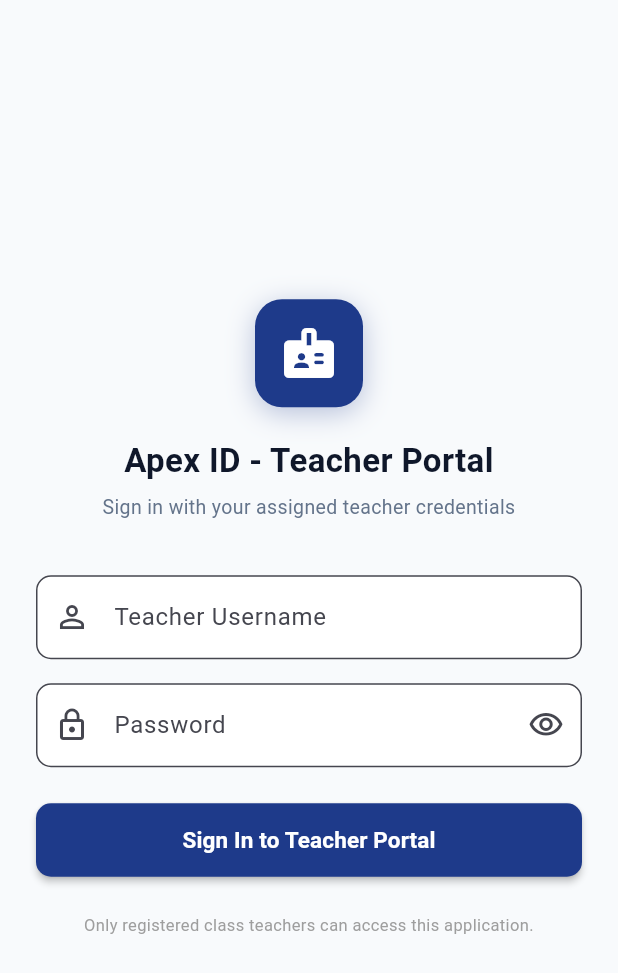
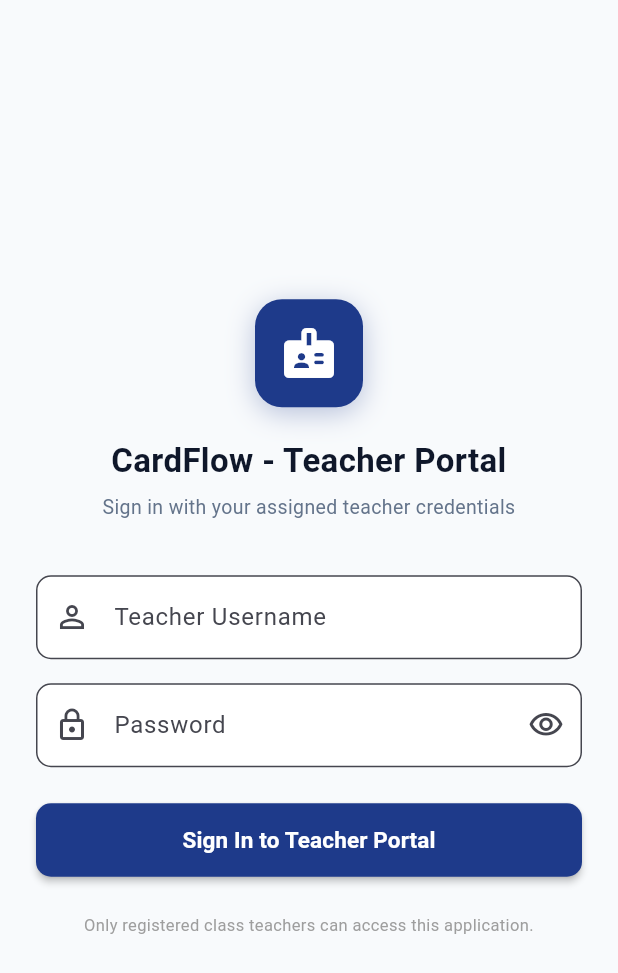
Before and after one commit to tulasinepali/student-id-card-generator, a Flutter app: the screen it shows after launch, on a phone screen of 412 x 824 dp. Shown: the top 973 px of the screen. Run offline on Flutter 3.47's test engine with Material 3 defaults, Android fonts, the phone set to English and light mode, and no system bars; our stand-ins replace image_picker, shared_preferences; missing offline and left inert: mobile_scanner; accounts and stored records are empty.

Commit message:
feat(mobile): rename Android label to CardFlow and appName to CardFlow - Teacher Portal

```diff
--- a/mobile/school_id_teacher_app/lib/constants/app_config.dart
+++ b/mobile/school_id_teacher_app/lib/constants/app_config.dart
@@ -2,7 +2,7 @@
 /// As specified in Requirement 38 & 66, these placeholders are centralized
 /// and MUST NOT be replaced with invented information.
 class AppConfig {
-  static const String appName = "Apex ID - Teacher Portal";
+  static const String appName = "CardFlow - Teacher Portal";
   static const String appVersion = "1.0.0";
   static const String appDescription =
       "An organization ID-card management and verification application.";
```
Also changed, not shown: 2 other files.
